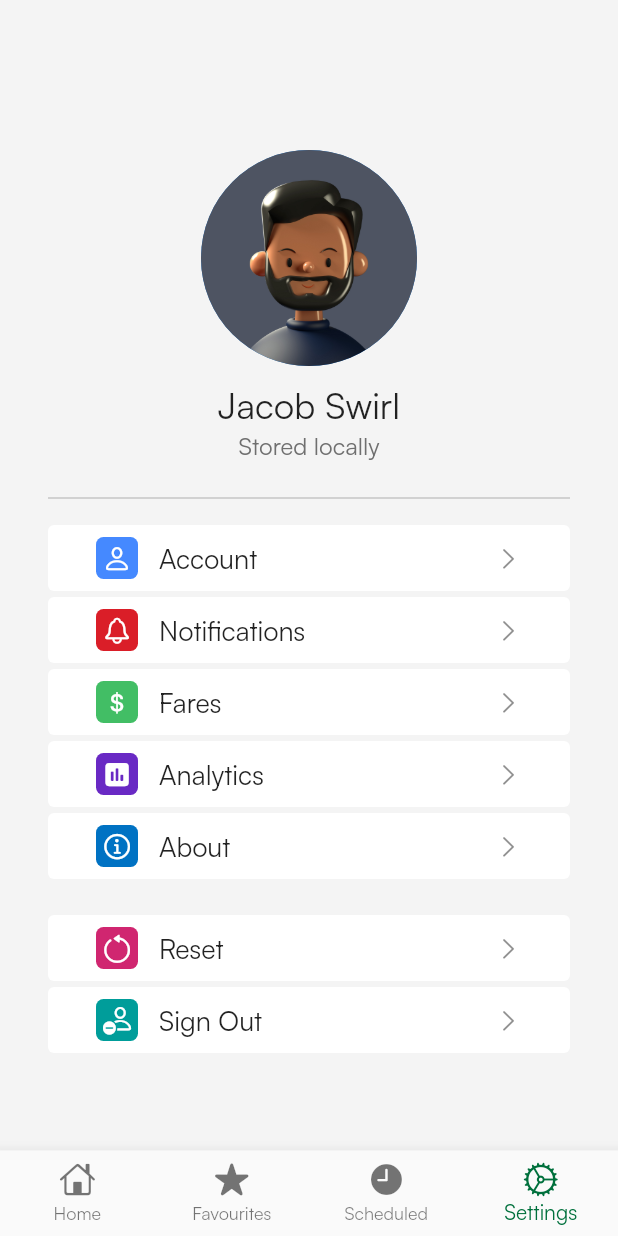
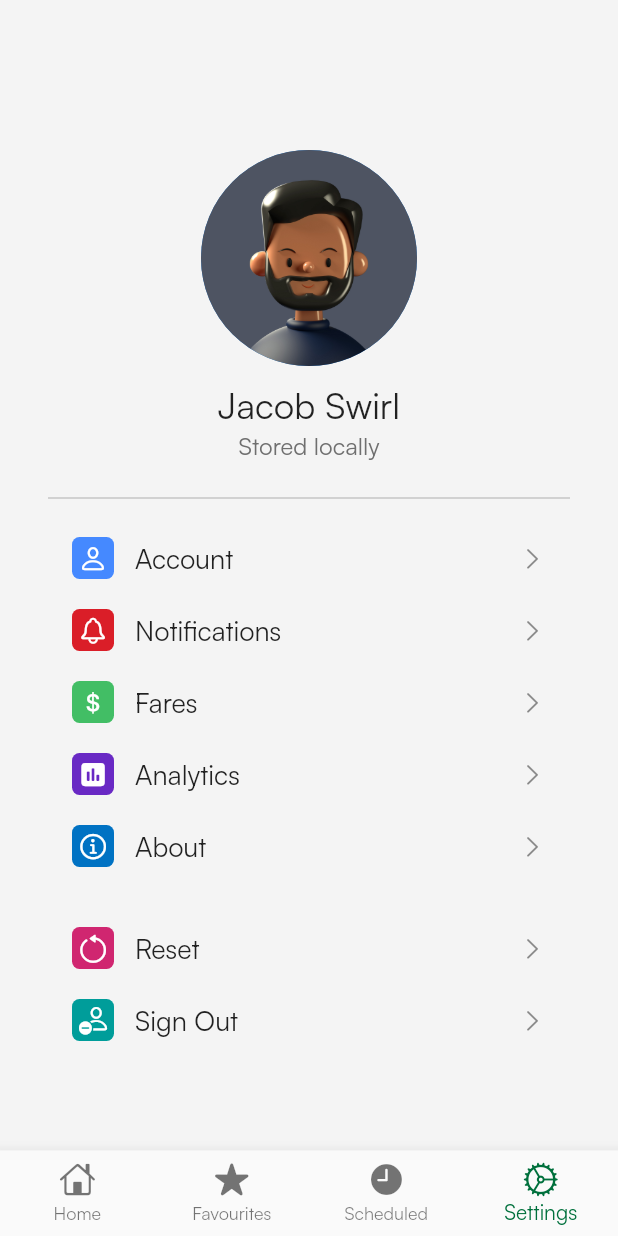
Before and after one commit to JackTop325/TransitApp, a Flutter app: the HomePage screen opened by its route, item 4 of the bottom bar chosen, on a phone screen of 412 x 824 dp. Run offline on Flutter 3.47's test engine with Material 2 defaults, Android fonts, the phone set to English and light mode, and no system bars; our stand-ins replace flutter_svg, sliding_up_panel.

Commit message:
table tile button

```diff
--- a/TransitApp/lib/pages/settings/settings.dart
+++ b/TransitApp/lib/pages/settings/settings.dart
@@ -96,7 +96,11 @@ class _SettingsPageState extends State<SettingsPage> {
                 iconData: CupertinoIcons.gobackward,
                 iconColor: Colors.white,
                 iconBackgroundColor: ibmMagenta60,
-                onPressed: () {},
+                onPressed: () {
+                  setState(() {
+                    Navigator.pushReplacementNamed(context, '/');
+                  });
+                },
               ),
               TableTile(
                 title: 'Sign Out',
--- a/TransitApp/lib/widgets/table_tile.dart
+++ b/TransitApp/lib/widgets/table_tile.dart
@@ -20,11 +20,12 @@ class TableTile extends StatelessWidget {
 
   @override
   Widget build(BuildContext context) {
-    return ElevatedButton(
+    return TextButton(
       onPressed: () => onPressed(),
-      style: ElevatedButton.styleFrom(
+      style: TextButton.styleFrom(
+        padding: const EdgeInsets.all(0),
         elevation: 0.0,
-        backgroundColor: Colors.white,
+        backgroundColor: ibmGray10,
       ),
       child: ListTile(
         horizontalTitleGap: 2.0,
```
